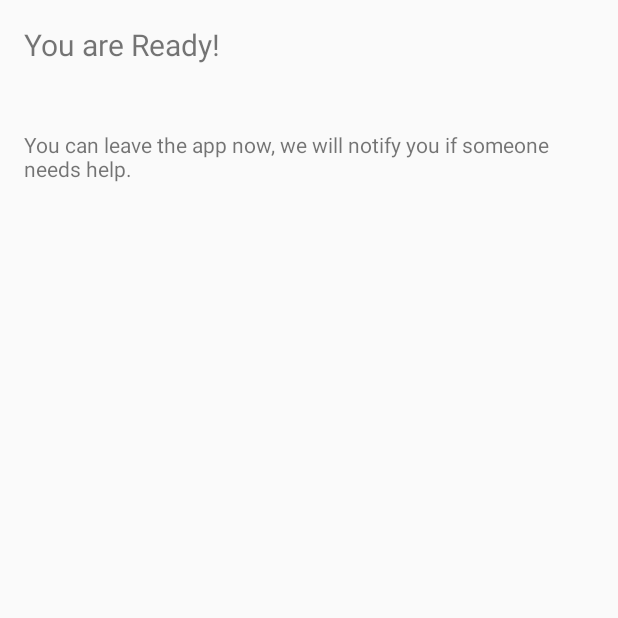
After one commit to HackETH/StarthackAndroid, an Android app: the ReadyTranslatorActivity screen opened directly, with no data from a screen before it, on a phone screen of 412 x 824 dp, the top half of it. The commit adds this screen. Run offline under Robolectric (Android 15) with nearby library versions, the phone set to English and light mode, and no system bars.

Commit message:
Notification Sign Up, Cool Things

```diff
--- /dev/null
+++ b/app/src/main/java/com/example/noahh_000/starthack/ReadyTranslatorActivity.java
@@ -0,0 +1,21 @@
+package com.example.noahh_000.starthack;
+
+import android.os.Bundle;
+import android.support.design.widget.FloatingActionButton;
+import android.support.design.widget.Snackbar;
+import android.support.v7.app.AppCompatActivity;
+import android.support.v7.widget.Toolbar;
+import android.view.View;
+
+public class ReadyTranslatorActivity extends AppCompatActivity {
+
+    @Override
+    protected void onCreate(Bundle savedInstanceState) {
+        super.onCreate(savedInstanceState);
+        setContentView(R.layout.activity_ready_translator);
+
+
+
+    }
+
+}
--- /dev/null
+++ b/app/src/main/res/layout/activity_ready_translator.xml
@@ -0,0 +1,19 @@
+<?xml version="1.0" encoding="utf-8"?>
+<android.support.design.widget.CoordinatorLayout xmlns:android="http://schemas.android.com/apk/res/android"
+    xmlns:app="http://schemas.android.com/apk/res-auto"
+    xmlns:tools="http://schemas.android.com/tools"
+    android:layout_width="match_parent"
+    android:layout_height="match_parent"
+    android:fitsSystemWindows="true"
+    tools:context="com.example.noahh_000.starthack.ReadyTranslatorActivity">
+
+    <android.support.design.widget.AppBarLayout
+        android:layout_width="match_parent"
+        android:layout_height="wrap_content"
+        android:theme="@style/AppTheme.AppBarOverlay">
+
+    </android.support.design.widget.AppBarLayout>
+
+    <include layout="@layout/content_ready_translator" />
+
+</android.support.design.widget.CoordinatorLayout>
--- /dev/null
+++ b/app/src/main/res/layout/content_ready_translator.xml
@@ -0,0 +1,27 @@
+<?xml version="1.0" encoding="utf-8"?>
+<LinearLayout xmlns:android="http://schemas.android.com/apk/res/android"
+    xmlns:app="http://schemas.android.com/apk/res-auto"
+    xmlns:tools="http://schemas.android.com/tools"
+    android:orientation="vertical"
+    android:layout_width="match_parent"
+    android:layout_height="match_parent"
+    android:paddingBottom="@dimen/activity_vertical_margin"
+    android:paddingLeft="@dimen/activity_horizontal_margin"
+    android:paddingRight="@dimen/activity_horizontal_margin"
+    android:paddingTop="@dimen/activity_vertical_margin"
+    app:layout_behavior="@string/appbar_scrolling_view_behavior"
+    tools:context="com.example.noahh_000.starthack.ReadyTranslatorActivity"
+    tools:showIn="@layout/activity_ready_translator"
+    android:weightSum="1">
+    <TextView
+        android:layout_width="match_parent"
+        android:layout_height="wrap_content"
+        android:textSize="20dp"
+        android:text = "You are Ready!"
+        android:layout_weight="0.06" />
+    <TextView
+        android:layout_width="match_parent"
+        android:layout_height="wrap_content"
+        android:text = "You can leave the app now, we will notify you if someone needs help."/>
+
+</LinearLayout>
--- a/app/src/main/res/values/strings.xml
+++ b/app/src/main/res/values/strings.xml
@@ -1,8 +1,9 @@
 <resources>
     <string name="app_name">Starthack</string>
     <string name="action_settings">Settings</string>
-
+    <string name="google_app_id">62984099301</string>
     <string name="parse_app_id">1sYvxjSWZhqp1hBSfzLTftPau1rBD6B07VrGEqWQ</string>
     <string name="parse_client_key">K2lY94TC18AMim1erOQcaryGTAHBEGoVHJ4iCKPF</string>
     <string name="title_activity_helper_intro">HelperIntroActivity</string>
+    <string name="title_activity_ready_translator">ReadyTranslatorActivity</string>
 </resources>
```
Also changed, not shown: app/build.gradle (+7 -0 lines), app/src/main/AndroidManifest.xml (+6 -2 lines), app/src/main/java/com/example/noahh_000/starthack/HelperIntroActivity.java (+14 -6 lines), app/src/main/java/com/example/noahh_000/starthack/Initialization.java (+22 -9 lines), 1 other file.
